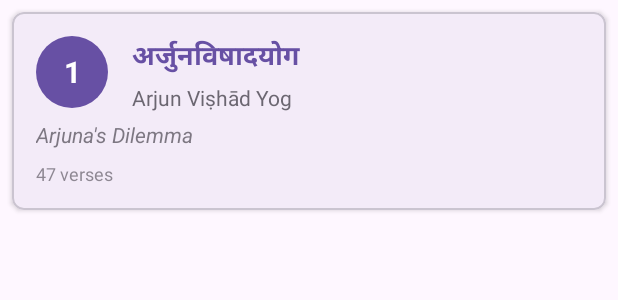
After one commit to AnuthaDev/gita, an Android app: the layout item_chapter.xml on its own in the app's theme, with its tools: preview values and no code run, on a phone screen of 412 x 824 dp. The commit adds this screen. Shown: the top 300 px of the screen. Run offline under Robolectric (Android 15) with nearby library versions, the phone set to English and light mode, and no system bars; network calls fail.

Commit message:
Chapter List

```diff
--- a/app/src/main/java/com/thesourceofcode/gita/model/Verse.kt
+++ b/app/src/main/java/com/thesourceofcode/gita/model/Verse.kt
@@ -38,7 +38,8 @@ data class Verse(
 
     // Check if text has speaker prefix
     val hasSpeakerPrefix: Boolean
-        get() = text.trim().lines().firstOrNull()?.contains("उवाच") == true
+        get() = text.trim().lines().firstOrNull()?.contains("उवाच") == true || text.trim().lines()
+            .firstOrNull()?.contains("भगवानुवाच") == true
 
     // Get the speaker prefix line (if exists)
     val speakerPrefixLine: String?
--- /dev/null
+++ b/app/src/main/java/com/thesourceofcode/gita/model/VerseItem.kt
@@ -0,0 +1,6 @@
+package com.thesourceofcode.gita.model
+
+sealed class VerseItem {
+    data class ChapterSummaryItem(val chapter: Chapter) : VerseItem()
+    data class VerseContentItem(val verse: Verse) : VerseItem()
+}
--- /dev/null
+++ b/app/src/main/res/drawable/chapter_number_circle.xml
@@ -0,0 +1,5 @@
+<?xml version="1.0" encoding="utf-8"?>
+<shape xmlns:android="http://schemas.android.com/apk/res/android"
+    android:shape="oval">
+    <solid android:color="?attr/colorPrimary"/>
+</shape>
--- a/app/src/main/res/layout/activity_main.xml
+++ b/app/src/main/res/layout/activity_main.xml
@@ -15,6 +15,7 @@
         android:background="?attr/colorPrimary"
         app:title="Bhagavad Gita"
         app:titleTextColor="@color/white"
+        app:navigationIcon="@drawable/ic_back"
         app:layout_constraintTop_toTopOf="parent"/>
 
     <!-- ViewPager for verses -->
--- /dev/null
+++ b/app/src/main/res/layout/item_chapter.xml
@@ -0,0 +1,84 @@
+<?xml version="1.0" encoding="utf-8"?>
+<com.google.android.material.card.MaterialCardView xmlns:android="http://schemas.android.com/apk/res/android"
+    xmlns:app="http://schemas.android.com/apk/res-auto"
+    android:layout_width="match_parent"
+    android:layout_height="wrap_content"
+    android:layout_margin="8dp"
+    app:cardElevation="2dp"
+    app:cardCornerRadius="8dp">
+
+    <androidx.constraintlayout.widget.ConstraintLayout
+        android:layout_width="match_parent"
+        android:layout_height="wrap_content"
+        android:padding="16dp">
+
+        <!-- Chapter Number Circle -->
+        <TextView
+            android:id="@+id/chapterNumber"
+            android:layout_width="48dp"
+            android:layout_height="48dp"
+            android:background="@drawable/chapter_number_circle"
+            android:gravity="center"
+            android:text="1"
+            android:textColor="@color/white"
+            android:textSize="20sp"
+            android:textStyle="bold"
+            app:layout_constraintStart_toStartOf="parent"
+            app:layout_constraintTop_toTopOf="parent"/>
+
+        <!-- Chapter Name (Sanskrit) -->
+        <TextView
+            android:id="@+id/chapterName"
+            android:layout_width="0dp"
+            android:layout_height="wrap_content"
+            android:layout_marginStart="16dp"
+            android:text="अर्जुनविषादयोग"
+            android:textSize="18sp"
+            android:textStyle="bold"
+            android:textColor="?attr/colorPrimary"
+            app:layout_constraintEnd_toEndOf="parent"
+            app:layout_constraintStart_toEndOf="@id/chapterNumber"
+            app:layout_constraintTop_toTopOf="@id/chapterNumber"/>
+
+        <!-- Chapter Translation -->
+        <TextView
+            android:id="@+id/chapterTranslation"
+            android:layout_width="0dp"
+            android:layout_height="wrap_content"
+            android:layout_marginTop="4dp"
+            android:text="Arjun Viṣhād Yog"
+            android:textSize="14sp"
+            android:alpha="0.8"
+            app:layout_constraintEnd_toEndOf="parent"
+            app:layout_constraintStart_toStartOf="@id/chapterName"
+            app:layout_constraintTop_toBottomOf="@id/chapterName"/>
+
+        <!-- Chapter Meaning -->
+        <TextView
+            android:id="@+id/chapterMeaning"
+            android:layout_width="0dp"
+            android:layout_height="wrap_content"
+            android:layout_marginTop="8dp"
+            android:text="Arjuna's Dilemma"
+            android:textSize="14sp"
+            android:textStyle="italic"
+            android:alpha="0.7"
+            app:layout_constraintEnd_toEndOf="parent"
+            app:layout_constraintStart_toStartOf="parent"
+            app:layout_constraintTop_toBottomOf="@id/chapterNumber"/>
+
+        <!-- Verses Count -->
+        <TextView
+            android:id="@+id/versesCount"
+            android:layout_width="wrap_content"
+            android:layout_height="wrap_content"
+            android:layout_marginTop="8dp"
+            android:text="47 verses"
+            android:textSize="12sp"
+            android:alpha="0.6"
+            app:layout_constraintStart_toStartOf="parent"
+            app:layout_constraintTop_toBottomOf="@id/chapterMeaning"/>
+
+    </androidx.constraintlayout.widget.ConstraintLayout>
+
+</com.google.android.material.card.MaterialCardView>
```
Also changed, not shown: app/src/main/AndroidManifest.xml (+10 -2 lines), app/src/main/java/com/thesourceofcode/gita/ChapterListActivity.kt (added, +49 -0 lines), app/src/main/java/com/thesourceofcode/gita/MainActivity.kt (+64 -14 lines), app/src/main/java/com/thesourceofcode/gita/adapter/ChapterListAdapter.kt (added, +47 -0 lines), app/src/main/java/com/thesourceofcode/gita/adapter/VerseAdapter.kt (+58 -8 lines), app/src/main/res/drawable/ic_back.xml (added, +10 -0 lines), app/src/main/res/layout/activity_chapter_list.xml (added, +26 -0 lines), app/src/main/res/layout/item_chapter_summary.xml (added, +136 -0 lines).
